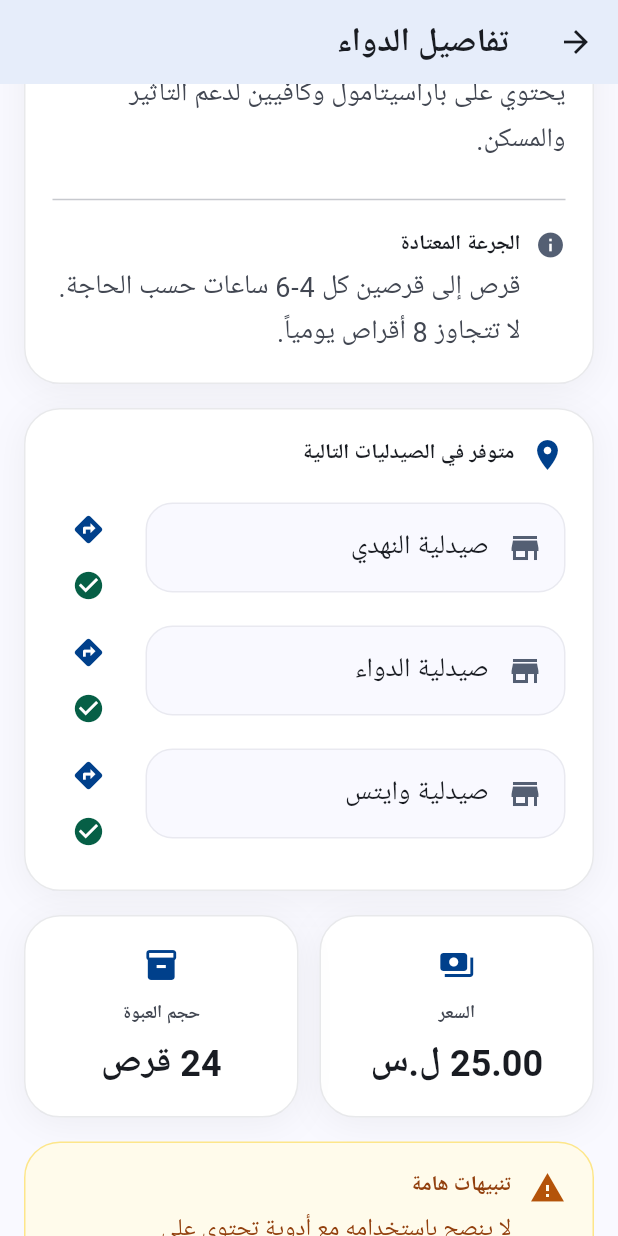
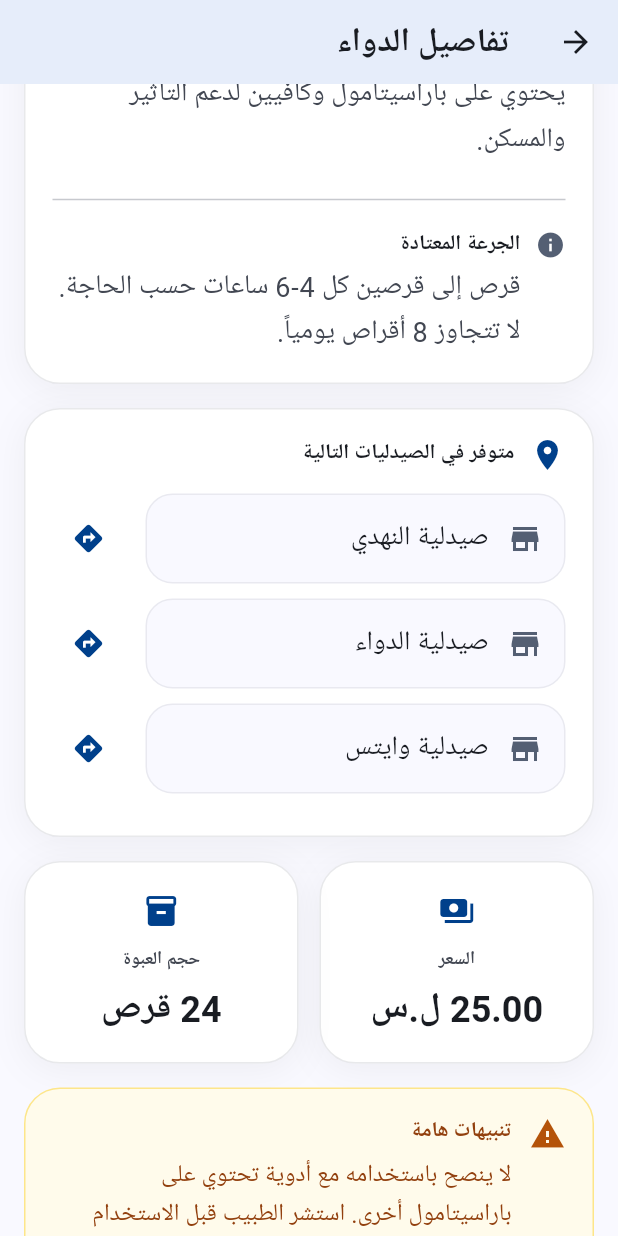
Before and after one commit to MahmoudShbly/Mobile_dev_hakathon, a Flutter app: the MedicineDetailScreen screen opened directly with sample values from the repository, scrolled down 576 dp, on a phone screen of 412 x 824 dp. Run offline on Flutter 3.47's test engine with Material 3 defaults, Android fonts, the phone set to English and light mode, and no system bars; our stand-ins replace firebase_auth, firebase_core, flutter_map, flutter_screenutil, geolocator, google_fonts and 5 more; accounts and stored records are empty; network calls fail; Roboto replaces fonts that are missing (Tajawal).

Commit message:
update search section UI and enhance hospital detail screen with app bar
Co-authored-by: Copilot <copilot@github.com>

```diff
--- a/lib/feature/search/presentation/screens/medicine_detail_screen.dart
+++ b/lib/feature/search/presentation/screens/medicine_detail_screen.dart
@@ -365,12 +365,7 @@ class MedicineDetailScreen extends StatelessWidget {
                             ),
                             tooltip: 'الاتجاهات',
                           ),
-                          const SizedBox(height: 2),
-                          Icon(
-                            Icons.check_circle,
-                            color: const Color(0xFF065F46),
-                            size: 22,
-                          ),
+
                         ],
                       ),
                     ],
```
Also changed, not shown: lib/feature/pharmacy_shifts/presentation/widgets/search_section.dart (+0 -14 lines), lib/feature/search/presentation/screens/hospital_detail_screen.dart (+12 -1 lines), pubspec.lock.
